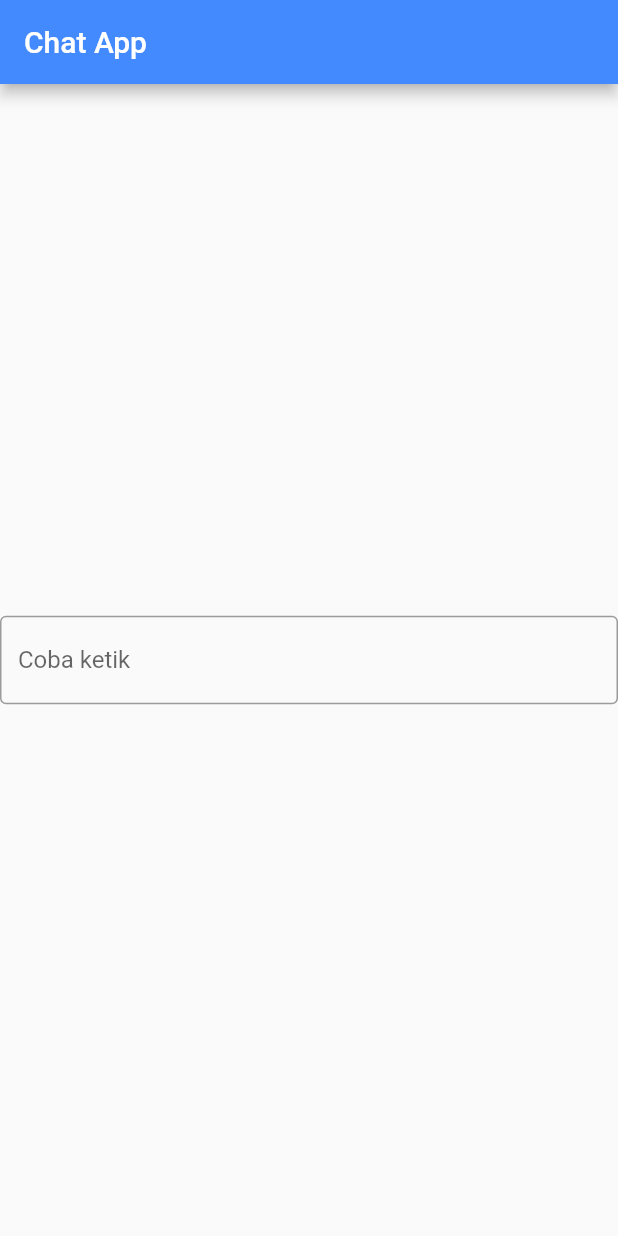
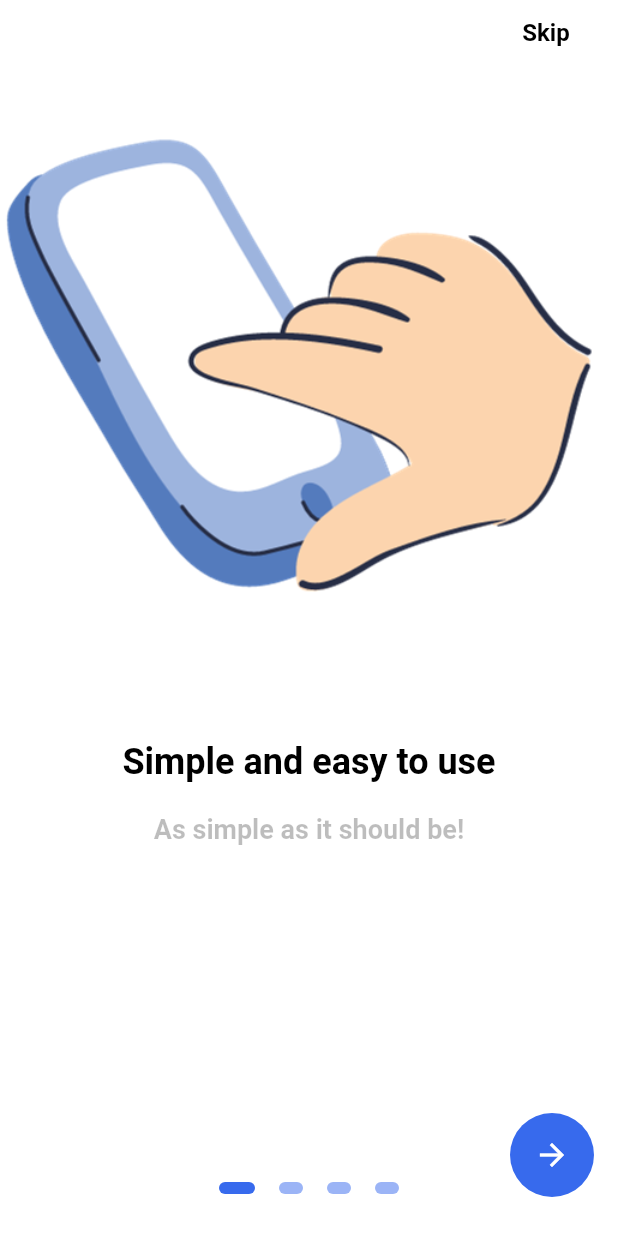
Before and after one commit to ryanthony6/flutter_chatapp, a Flutter app: the screen it shows after launch, on a phone screen of 412 x 824 dp. Run offline on Flutter 3.47's test engine with Material 2 defaults, Android fonts, the phone set to English and light mode, and no system bars; drawn by our look-alikes of flutter_onboarding_slider.

Commit message:
onboard_screen

```diff
--- a/lib/main.dart
+++ b/lib/main.dart
@@ -1,4 +1,7 @@
+import 'package:chatapp/screens/home_screen.dart';
+import 'package:chatapp/screens/onboard_screen.dart';
 import 'package:flutter/material.dart';
+
 
 void main() {
   runApp(const MyApp());
@@ -11,28 +14,23 @@ class MyApp extends StatelessWidget {
   @override
   Widget build(BuildContext context) {
     return MaterialApp(
-      title: 'Flutter Demo',
+
+      title: 'Nama Aplikasi',
       debugShowCheckedModeBanner: false,
       theme: ThemeData(
-        primarySwatch: Colors.blue,
+        appBarTheme: AppBarTheme(
+          elevation: 1,
+          centerTitle: true,
+          titleTextStyle: TextStyle(
+            color: Colors.white,
+            fontSize: 19,
+            fontWeight: FontWeight.normal
+          ),
+          iconTheme: IconThemeData(color: Colors.white),
+          backgroundColor: Color(0xFF75C2F6)
+        )
       ),
-      home: Scaffold(
-          appBar: AppBar(
-            title: Text("Chat App"),
-
-            backgroundColor: Colors.blueAccent,
-          ),
-          body: Center(
-            child:
-              TextField(
-                decoration:
-                  InputDecoration(
-                    border: OutlineInputBorder(),
-                    hintText: 'Coba ketik',
-                  ),
-              ),
-           ),
-        ),
+      home: const onboardScreen()
     );
   }
 }
--- /dev/null
+++ b/lib/screens/auth/loginPage.dart
@@ -0,0 +1,15 @@
+import 'package:flutter/material.dart';
+
+class loginScreen extends StatefulWidget {
+  const loginScreen({super.key});
+
+  @override
+  State<loginScreen> createState() => _loginScreenState();
+}
+
+class _loginScreenState extends State<loginScreen> {
+  @override
+  Widget build(BuildContext context) {
+    return const Placeholder();
+  }
+}
--- /dev/null
+++ b/lib/screens/auth/registerPage.dart
@@ -0,0 +1,15 @@
+import 'package:flutter/material.dart';
+
+class registerScreen extends StatefulWidget {
+  const registerScreen({super.key});
+
+  @override
+  State<registerScreen> createState() => _registerScreenState();
+}
+
+class _registerScreenState extends State<registerScreen> {
+  @override
+  Widget build(BuildContext context) {
+    return const Placeholder();
+  }
+}
--- /dev/null
+++ b/lib/screens/chat_card.dart
@@ -0,0 +1,45 @@
+import 'package:chatapp/main.dart';
+import 'package:flutter/material.dart';
+
+class chatCard extends StatefulWidget {
+  const chatCard({super.key});
+
+  @override
+  State<chatCard> createState() => _chatCardState();
+}
+
+class _chatCardState extends State<chatCard> {
+  @override
+  Widget build(BuildContext context) {
+
+    return
+      Card(
+
+      margin: EdgeInsets.symmetric(horizontal: MediaQuery.of(context).size.width * .01 ,vertical: 3),
+      elevation: 0,
+      color: Color(0xFFAED2FF),
+      shape: RoundedRectangleBorder(borderRadius: BorderRadius.circular(15)),
+
+      child:
+      InkWell(
+
+        onTap: (){},
+        child: const ListTile(
+
+          leading: CircleAvatar(child: Icon(Icons.person)),
+
+          title: Text('Bandung Santoso'),
+
+          subtitle: Text('Hallo good morning',maxLines: 1),
+
+          trailing: Text(
+            '12.00 PM',
+            style: TextStyle(
+              color: Colors.black54
+            ),
+          ),
+        ),
+      ),
+    );
+  }
+}
--- /dev/null
+++ b/lib/screens/home_screen.dart
@@ -0,0 +1,43 @@
+import 'package:chatapp/screens/chat_card.dart';
+import 'package:flutter/cupertino.dart';
+import 'package:flutter/material.dart';
+
+class HomeScreen extends StatefulWidget {
+  const HomeScreen({super.key});
+
+  @override
+  State<HomeScreen> createState() => _HomeScreenState();
+}
+
+class _HomeScreenState extends State<HomeScreen> {
+  @override
+  Widget build(BuildContext context) {
+    return Scaffold(
+
+      appBar: AppBar(
+        leading: const Icon(CupertinoIcons.home),
+        title: const Text('cloudTalk'),
+
+        actions: [
+          IconButton(onPressed: (){}, icon: Icon(Icons.search)),
+
+          IconButton(onPressed: (){}, icon: Icon(Icons.more_vert))
+        ],
+      ),
+
+      floatingActionButton: Padding(
+        padding: EdgeInsets.only(bottom: 10),
+        child: FloatingActionButton(
+          onPressed: (){}, child: Icon(Icons.add_comment_rounded)),
+        ),
+
+      body: ListView.builder(
+        itemCount: 11,
+        physics: BouncingScrollPhysics(),
+        itemBuilder: (context, index){
+          return const chatCard();
+        }),
+
+    );
+  }
+}
--- /dev/null
+++ b/lib/screens/onboard_screen.dart
@@ -0,0 +1,221 @@
+import 'package:chatapp/screens/auth/loginPage.dart';
+import 'package:chatapp/screens/auth/registerPage.dart';
+import 'package:flutter/cupertino.dart';
+import 'package:flutter/material.dart';
+import 'package:flutter_onboarding_slider/flutter_onboarding_slider.dart';
+
+class onboardScreen extends StatelessWidget {
+  final Color kBlueColor = const Color(0xFF376AED);
+  final Color kBlackColor = const Color.fromARGB(255, 0, 0, 0);
+
+  const onboardScreen({super.key});
+
+  @override
+  Widget build(BuildContext context) {
+    return OnBoardingSlider(
+      finishButtonText: 'Register',
+      onFinish: () {
+        Navigator.push(
+          context,
+          CupertinoPageRoute(
+            builder: (context) => const registerScreen(),
+          ),
+        );
+      },
+      finishButtonStyle: FinishButtonStyle(
+        backgroundColor: kBlueColor,
+      ),
+      skipTextButton: Text(
+        'Skip',
+        style: TextStyle(
+          fontSize: 16,
+          color: kBlackColor,
+          fontWeight: FontWeight.w600,
+        ),
+      ),
+      trailing: Text(
+        'Login',
+        style: TextStyle(
+          fontSize: 16,
+          color: kBlackColor,
+          fontWeight: FontWeight.w600,
+        ),
+      ),
+      trailingFunction: () {
+        Navigator.push(
+          context,
+          CupertinoPageRoute(
+            builder: (context) => const loginScreen(),
+          ),
+        );
+      },
+      controllerColor: kBlueColor,
+      totalPage: 4,
+      headerBackgroundColor: Color(0xFFFFFFFF),
+      pageBackgroundColor: Color(0xFFFFFFFF),
+      background: [
+        Image.asset(
+          'img/slide1.png',
+          height: 400,
+        ),
+        Image.asset(
+          'img/slide2.png',
+          height: 400,
+        ),
+        Image.asset(
+          'img/slide3.png',
+          height: 400,
+        ),
+        Image.asset(
+          'img/slide4.png',
+          height: 400,
+        ),
+      ],
+      speed: 1.8,
+      pageBodies: [
+        Container(
+          alignment: Alignment.center,
+          width: MediaQuery.of(context).size.width,
+          padding: const EdgeInsets.symmetric(horizontal: 40),
+          child: Column(
+            mainAxisAlignment: MainAxisAlignment.start,
+            crossAxisAlignment: CrossAxisAlignment.center,
+            children: <Widget>[
+              const SizedBox(
+                height: 450,
+              ),
+              Text(
+                'Simple and easy to use',
+                textAlign: TextAlign.center,
+                style: TextStyle(
+                  color: kBlackColor,
+                  fontSize: 24.0,
+                  fontWeight: FontWeight.w600,
+                ),
+              ),
+              const SizedBox(
+                height: 20,
+              ),
+              const Text(
+                'As simple as it should be!',
+                textAlign: TextAlign.center,
+                style: TextStyle(
+                  color: Colors.black26,
+                  fontSize: 18.0,
+                  fontWeight: FontWeight.w600,
+                ),
+              ),
+            ],
+          ),
+        ),
+        Container(
+          alignment: Alignment.center,
+          width: MediaQuery.of(context).size.width,
+          padding: const EdgeInsets.symmetric(horizontal: 40),
+          child: Column(
+            mainAxisAlignment: MainAxisAlignment.start,
+            crossAxisAlignment: CrossAxisAlignment.center,
+            children: <Widget>[
+              const SizedBox(
+                height: 450,
+              ),
+              Text(
+                'Safe and Secure',
+                textAlign: TextAlign.center,
+                style: TextStyle(
+                  color: kBlackColor,
+                  fontSize: 24.0,
+                  fontWeight: FontWeight.w600,
+                ),
+              ),
+              const SizedBox(
+                height: 20,
+              ),
+              const Text(
+                'Ensure your privacy and confidentiality',
+                textAlign: TextAlign.center,
+                style: TextStyle(
+                  color: Colors.black26,
+                  fontSize: 18.0,
+                  fontWeight: FontWeight.w600,
+                ),
+              ),
+            ],
+          ),
+        ),
+        Container(
+          alignment: Alignment.center,
+          width: MediaQuery.of(context).size.width,
+          padding: const EdgeInsets.symmetric(horizontal: 40),
+          child: Column(
+            mainAxisAlignment: MainAxisAlignment.start,
+            crossAxisAlignment: CrossAxisAlignment.center,
+            children: <Widget>[
+              const SizedBox(
+                height: 450,
+              ),
+              Text(
+                'Connect yourself',
+                textAlign: TextAlign.center,
+                style: TextStyle(
+                  color: kBlackColor,
+                  fontSize: 24.0,
+                  fontWeight: FontWeight.w600,
+                ),
+              ),
+              const SizedBox(
+                height: 20,
+              ),
+              const Text(
+                'Make new friends and socialize!',
+                textAlign: TextAlign.center,
+                style: TextStyle(
+                  color: Colors.black26,
+                  fontSize: 18.0,
+                  fontWeight: FontWeight.w600,
+                ),
+              ),
+            ],
+          ),
+        ),
+        Container(
+          alignment: Alignment.center,
+          width: MediaQuery.of(context).size.width,
+          padding: const EdgeInsets.symmetric(horizontal: 40),
+          child: Column(
+            mainAxisAlignment: MainAxisAlignment.start,
+            crossAxisAlignment: CrossAxisAlignment.center,
+            children: <Widget>[
+              const SizedBox(
+                height: 450,
+              ),
+              Text(
+                'Start your journey with us!',
+                textAlign: TextAlign.center,
+                style: TextStyle(
+                  color: kBlackColor,
+                  fontSize: 24.0,
+                  fontWeight: FontWeight.w600,
+                ),
+              ),
+              const SizedBox(
+                height: 20,
+              ),
+              const Text(
+                'Explore more and learn more about us!',
+                textAlign: TextAlign.center,
+                style: TextStyle(
+                  color: Colors.black26,
+                  fontSize: 18.0,
+                  fontWeight: FontWeight.w600,
+                ),
+              ),
+            ],
+          ),
+        )
+
+
+      ],
+    );
+  }
+}
--- a/pubspec.yaml
+++ b/pubspec.yaml
@@ -47,6 +47,8 @@ dev_dependencies:
   # rules and activating additional ones.
   flutter_lints: ^2.0.0
 
+  flutter_onboarding_slider: ^1.0.10
+
 # For information on the generic Dart part of this file, see the
 # following page: https://dart.dev/tools/pub/pubspec
 
@@ -59,8 +61,8 @@ flutter:
   uses-material-design: true
 
   # To add assets to your application, add an assets section, like this:
-  # assets:
-  #   - images/a_dot_burr.jpeg
+  assets:
+    - img/
   #   - images/a_dot_ham.jpeg
 
   # An image asset can refer to one or more resolution-specific "variants", see
```
Also changed, not shown: img/pp.png (added), img/slide1.png (added), img/slide2.png (added), img/slide3.png (added), img/slide4.png (added), pubspec.lock.
